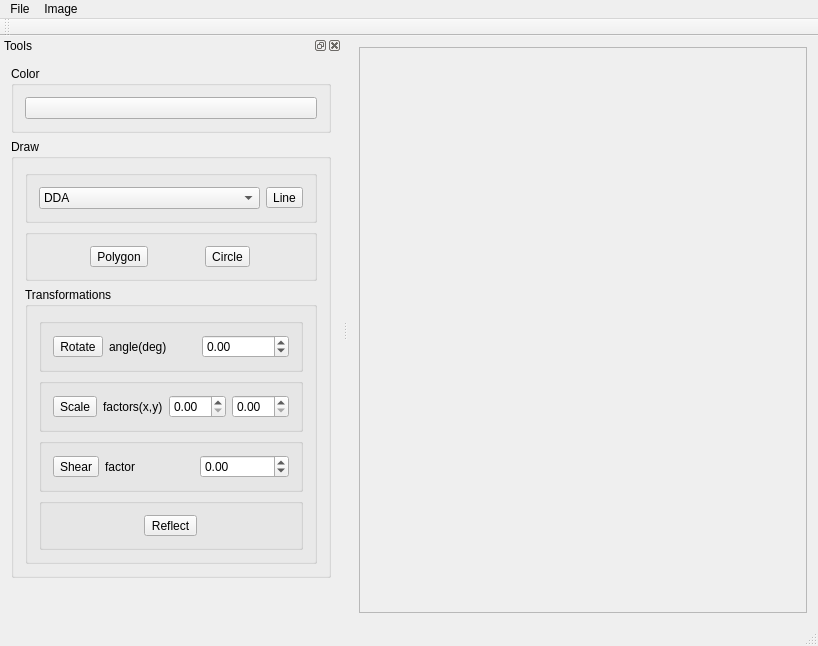
Before: the Qt Designer form src/ImageViewer.ui in bozhenakv555/pg_ImageViewer, drawn with Qt 5.
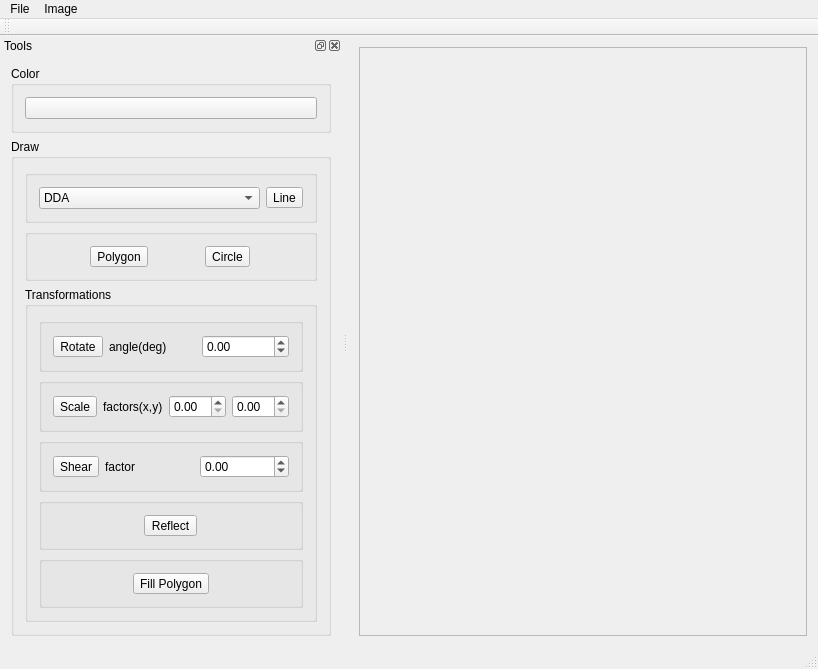
After: the same form once the commit is applied.

Commit message: Finished the initial Scan-line fill logic. Testing within the UI reveals minor inconsistencies in edge processing. Refactoring and fixes to follow.

What changed in the file:
```diff
--- a/src/ImageViewer.ui
+++ b/src/ImageViewer.ui
@@ -7,7 +7,7 @@
     <x>0</x>
     <y>0</y>
     <width>818</width>
-    <height>646</height>
+    <height>654</height>
    </rect>
   </property>
   <property name="windowTitle">
@@ -26,7 +26,7 @@
          <x>0</x>
          <y>0</y>
          <width>473</width>
-         <height>566</height>
+         <height>574</height>
         </rect>
        </property>
       </widget>
@@ -283,6 +283,22 @@
              </layout>
             </widget>
            </item>
+           <item>
+            <widget class="QGroupBox" name="groupBox_10">
+             <property name="title">
+              <string/>
+             </property>
+             <layout class="QHBoxLayout" name="horizontalLayout_8">
+              <item>
+               <widget class="QToolButton" name="tbFill">
+                <property name="text">
+                 <string>Fill Polygon</string>
+                </property>
+               </widget>
+              </item>
+             </layout>
+            </widget>
+           </item>
           </layout>
          </widget>
         </item>
```
The commit also changes 4 other files.
